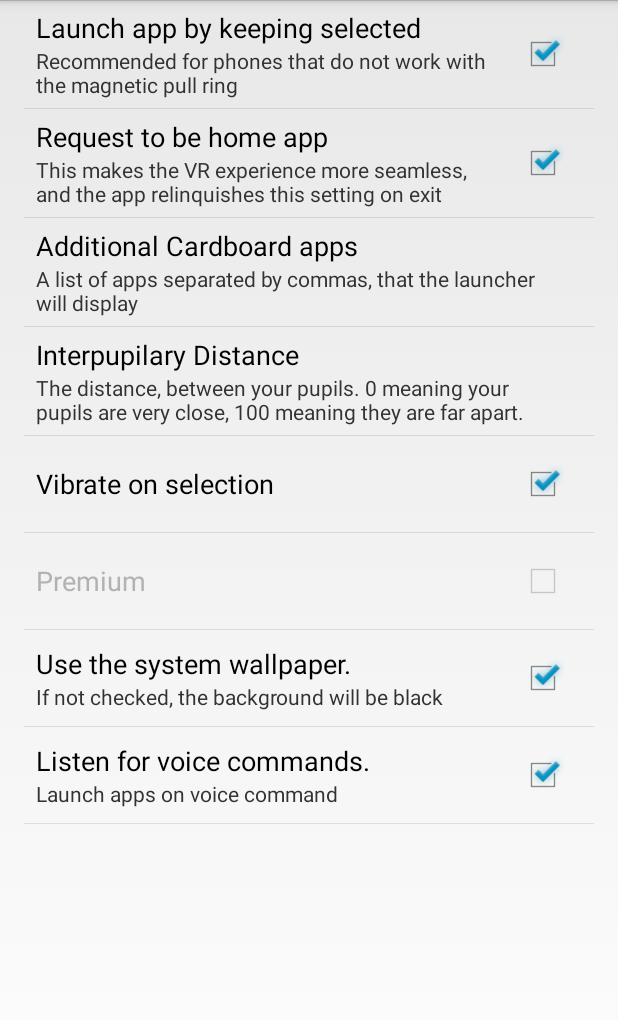
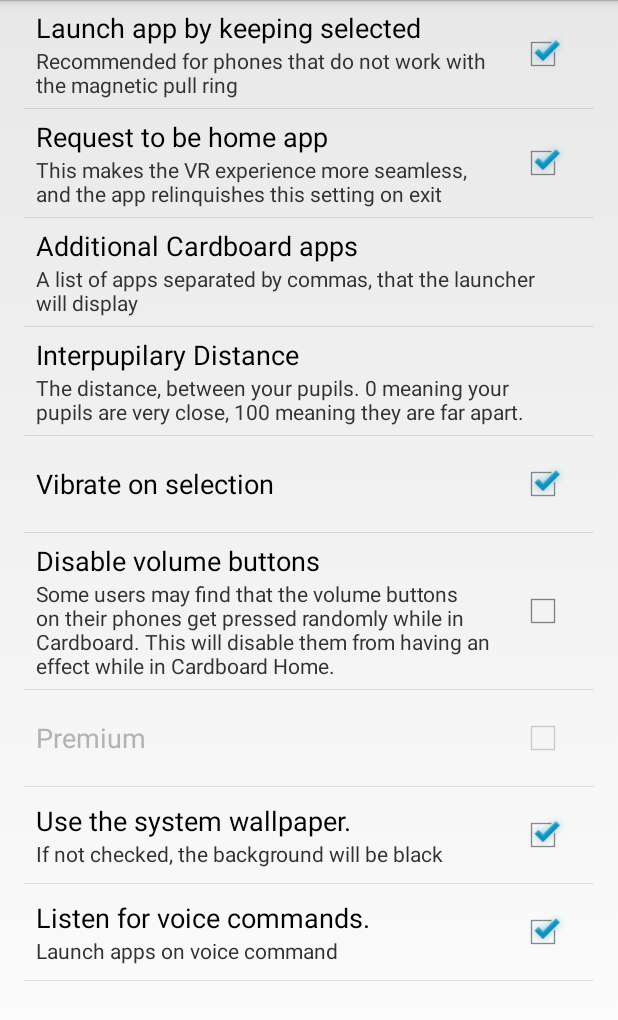
Before and after one commit to dudeofawesome/CardboardHome, an Android app: the SettingsActivity screen opened directly, with no data from a screen before it, on a phone screen of 412 x 824 dp. Shown: the top 1020 px of the screen. Run offline under Robolectric (Android 15) with nearby library versions, the light colour scheme and no system bars.

Commit message:
added rotational reset feature and starts of volume panel

```diff
--- a/app/src/main/java/dudeofawesome/cardboardhome/ApplicationItem.java
+++ b/app/src/main/java/dudeofawesome/cardboardhome/ApplicationItem.java
@@ -53,8 +53,12 @@ public class ApplicationItem {
                 this.launchIntent = pkgMan.getLaunchIntentForPackage(currentHomePackage);
             }
         }
-        else {
+        else if (type == 1) {
             this.name = "Preferences";
+            this.launchIntent = new Intent(context, SettingsActivity.class).addFlags(Intent.FLAG_ACTIVITY_NEW_TASK);
+        }
+        else if (type == 2) {
+            this.name = "Adjust Volume";
             this.launchIntent = new Intent(context, SettingsActivity.class).addFlags(Intent.FLAG_ACTIVITY_NEW_TASK);
         }
         this.context = context;
--- a/app/src/main/res/values/strings_activity_settings.xml
+++ b/app/src/main/res/values/strings_activity_settings.xml
@@ -19,56 +19,13 @@
     <string name="pref_title_interpupilary_distance">Interpupilary Distance</string>
     <string name="pref_description_interpupilary_distance">The distance, between your pupils. 0 meaning your pupils are very close, 100 meaning they are far apart.</string>
 
-    <!--<string name="pref_title_display_name">Display name</string>-->
-    <!--<string name="pref_default_display_name">John Smith</string>-->
-
-    <!--<string name="pref_title_add_friends_to_messages">Add friends to messages</string>-->
-    <!--<string-array name="pref_example_list_titles">-->
-        <!--<item>Always</item>-->
-        <!--<item>When possible</item>-->
-        <!--<item>Never</item>-->
-    <!--</string-array>-->
-    <!--<string-array name="pref_example_list_values">-->
-        <!--<item>1</item>-->
-        <!--<item>0</item>-->
-        <!--<item>-1</item>-->
-    <!--</string-array>-->
-
-    <!--&lt;!&ndash; Example settings for Data & Sync &ndash;&gt;-->
-    <!--<string name="pref_header_data_sync">Data &amp; sync</string>-->
-
-    <!--<string name="pref_title_sync_frequency">Sync frequency</string>-->
-    <!--<string-array name="pref_sync_frequency_titles">-->
-        <!--<item>15 minutes</item>-->
-        <!--<item>30 minutes</item>-->
-        <!--<item>1 hour</item>-->
-        <!--<item>3 hours</item>-->
-        <!--<item>6 hours</item>-->
-        <!--<item>Never</item>-->
-    <!--</string-array>-->
-    <!--<string-array name="pref_sync_frequency_values">-->
-        <!--<item>15</item>-->
-        <!--<item>30</item>-->
-        <!--<item>60</item>-->
-        <!--<item>180</item>-->
-        <!--<item>360</item>-->
-        <!--<item>-1</item>-->
-    <!--</string-array>-->
-
-    <!--<string name="pref_title_system_sync_settings">System sync settings</string>-->
-
-    <!--&lt;!&ndash; Example settings for Notifications &ndash;&gt;-->
-    <!--<string name="pref_header_notifications">Notifications</string>-->
-
-    <!--<string name="pref_title_new_message_notifications">New message notifications</string>-->
-
-    <!--<string name="pref_title_ringtone">Ringtone</string>-->
-    <!--<string name="pref_ringtone_silent">Silent</string>-->
-
     <string name="pref_title_vibrate">Vibrate on selection</string>
 
     <string name="pref_title_use_as_home">Request to be home app</string>
     <string name="pref_description_use_as_home">This makes the VR experience more seamless, and the app relinquishes this setting on exit</string>
+
+    <string name="pref_title_disable_volume_buttons">Disable volume buttons</string>
+    <string name="pref_description_disable_volume_buttons">Some users may find that the volume buttons on their phones get pressed randomly while in Cardboard. This will disable them from having an effect while in Cardboard Home.</string>
 
     <string name="pref_title_draw_wallpaper">Use the system wallpaper.</string>
     <string name="pref_description_draw_wallpaper">If not checked, the background will be black</string>
--- a/app/src/main/res/xml/pref_general.xml
+++ b/app/src/main/res/xml/pref_general.xml
@@ -36,6 +36,12 @@
         android:defaultValue="true" />
 
     <CheckBoxPreference
+        android:key="disable_volume_buttons"
+        android:title="@string/pref_title_disable_volume_buttons"
+        android:summary="@string/pref_description_disable_volume_buttons"
+        android:defaultValue="false" />
+
+    <CheckBoxPreference
         android:key="premium"
         android:title="@string/pref_title_premium"
         android:defaultValue="false"
```
Also changed, not shown: app/src/main/java/dudeofawesome/cardboardhome/Launcher.java (+30 -8 lines), app/src/main/res/drawable-hdpi/volume_icon.png (added), app/src/main/res/drawable-mdpi/volume_icon.png (added), app/src/main/res/drawable-xhdpi/volume_icon.png (added), app/src/main/res/drawable-xxhdpi/volume_icon.png (added), app/src/main/res/drawable-xxxhdpi/volume_icon.png (added), 1 other file.
